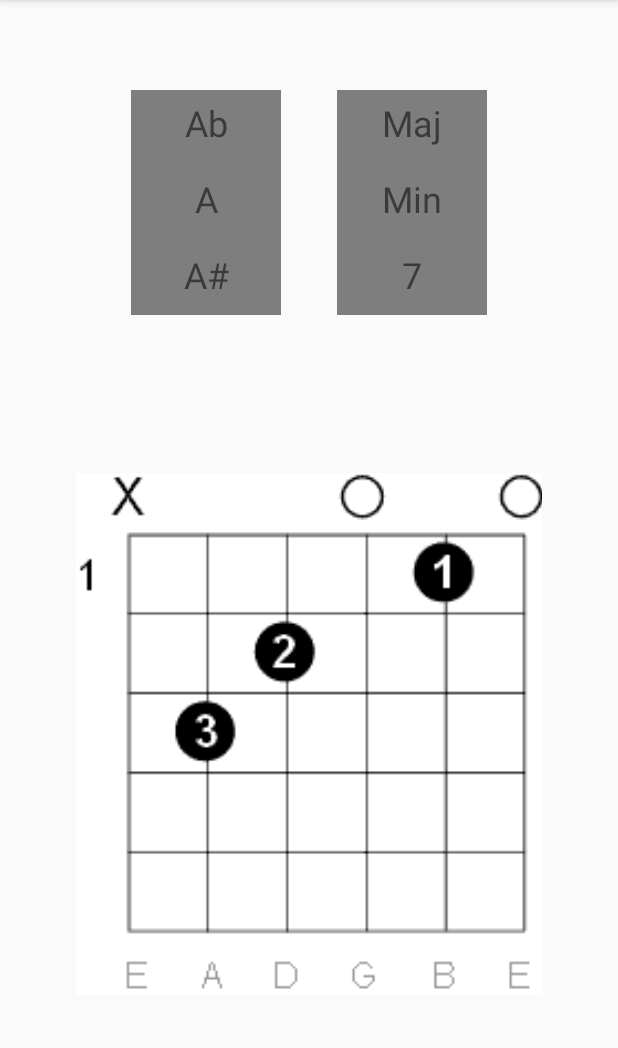
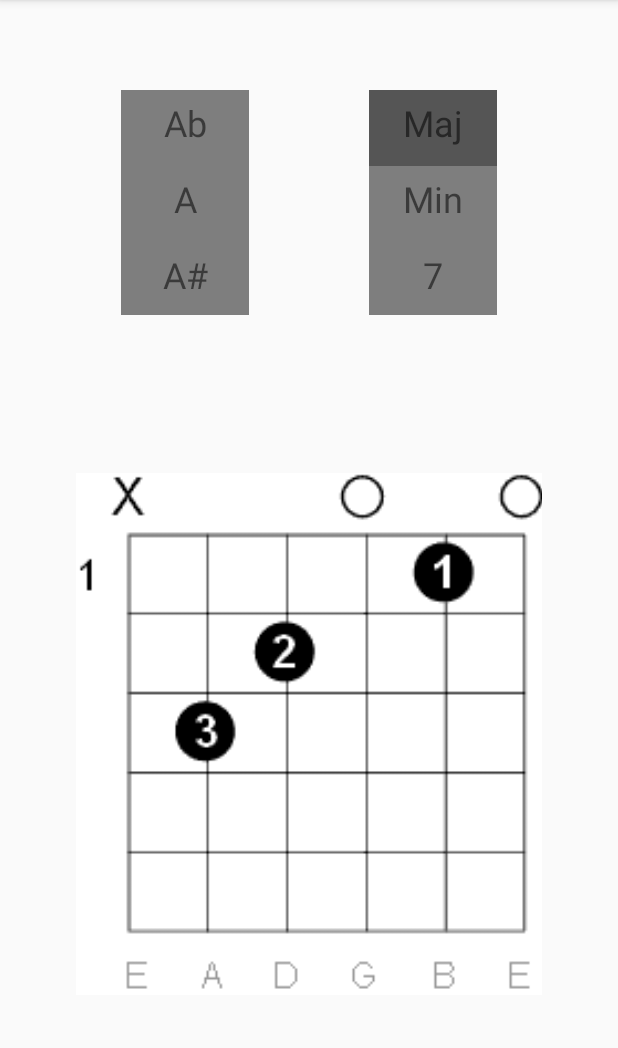
Before and after one commit to Llado22/TimmyTuner, an Android app: the fragment ChordsFragment shown on its own in the app's theme, after a tap on "Maj", on a phone screen of 412 x 824 dp, the part 84-1132 px from its top. Run offline under Robolectric (Android 15) with nearby library versions, the phone set to English and light mode, and no system bars; pictures from the network do not load.

Commit message:
chord fragment completat (detalls fets) --> De moment poques imatges

```diff
--- a/app/src/main/java/tuners/timmy/timmytuner/ChordsFragment.java
+++ b/app/src/main/java/tuners/timmy/timmytuner/ChordsFragment.java
@@ -1,6 +1,7 @@
 package tuners.timmy.timmytuner;
 
 import android.content.Context;
+import android.graphics.Color;
 import android.net.Uri;
 import android.os.Bundle;
 import android.support.annotation.NonNull;
@@ -33,6 +34,8 @@ public class ChordsFragment extends Fragment {
     private String add = "maj";
     private ImageView imageView_chord;
     private String name = "cmaj";
+    private int selectedPosition=-1;
+    private int selectedPosition2=-1;
 
     // new since Glide v4
     @GlideModule
@@ -122,9 +125,11 @@ public class ChordsFragment extends Fragment {
 
     public void OnNoteClick(int position) {
         Chord item = notes.get(position);
-        //Posarlo a negreta o amb un color diferent
         chord = item.getText();
         printImage(chord, add);
+        selectedPosition=position;
+        adapter.notifyDataSetChanged();
+
     }
 
     class ViewHolder extends RecyclerView.ViewHolder {
@@ -147,9 +152,10 @@ public class ChordsFragment extends Fragment {
 
     public void OnVariationClick(int position) {
         Chord item = variations.get(position);
-        //Posarlo a negreta o amb un color diferent
         add = item.getText();
         printImage(chord, add);
+        selectedPosition2=position;
+        adapter2.notifyDataSetChanged();
     }
 
     class ViewHolder2 extends RecyclerView.ViewHolder {
@@ -183,9 +189,14 @@ public class ChordsFragment extends Fragment {
         }
 
         @Override
-        public void onBindViewHolder(@NonNull ViewHolder holder, int position) {
+        public void onBindViewHolder(@NonNull ViewHolder holder, final int position) {
             Chord note = notes.get(position);
             holder.text.setText(note.getText());
+            if (selectedPosition==position){
+                holder.itemView.setBackgroundColor(Color.parseColor("#FF555555"));
+            } else {
+                holder.itemView.setBackgroundColor(Color.parseColor("#FF7E7E7E"));
+            }
         }
 
         @Override
@@ -209,6 +220,11 @@ public class ChordsFragment extends Fragment {
         public void onBindViewHolder(@NonNull ViewHolder2 holder, int position) {
             Chord variation = variations.get(position);
             holder.text.setText(variation.getText());
+            if (selectedPosition2==position){
+                holder.itemView.setBackgroundColor(Color.parseColor("#FF555555"));
+            } else {
+                holder.itemView.setBackgroundColor(Color.parseColor("#FF7E7E7E"));
+            }
         }
 
         @Override
--- a/app/src/main/res/layout/activity_chord_view.xml
+++ b/app/src/main/res/layout/activity_chord_view.xml
@@ -11,7 +11,7 @@
 
     <TextView
         android:id="@+id/text"
-        android:layout_width="100dp"
+        android:layout_width="85dp"
         android:layout_height="40dp"
         android:gravity="center_horizontal"
         android:paddingLeft="20dp"
--- a/app/src/main/res/layout/fragment_chords.xml
+++ b/app/src/main/res/layout/fragment_chords.xml
@@ -13,9 +13,11 @@
         android:id="@+id/recyclerView_note"
         android:layout_width="wrap_content"
         android:layout_height="150dp"
-        android:layout_marginStart="50dp"
-        android:layout_marginLeft="50dp"
+        android:layout_marginStart="40dp"
+        android:layout_marginLeft="40dp"
         android:layout_marginTop="60dp"
+        android:layout_marginEnd="40dp"
+        android:layout_marginRight="40dp"
         android:background="@color/colorPrimary"
         app:layout_constraintEnd_toStartOf="@+id/recyclerView_variation"
         app:layout_constraintHorizontal_bias="0.5"
@@ -27,8 +29,8 @@
         android:layout_width="wrap_content"
         android:layout_height="150dp"
         android:layout_marginTop="60dp"
-        android:layout_marginEnd="50dp"
-        android:layout_marginRight="50dp"
+        android:layout_marginEnd="40dp"
+        android:layout_marginRight="40dp"
         android:background="@color/colorPrimary"
         app:layout_constraintEnd_toEndOf="parent"
         app:layout_constraintHorizontal_bias="0.5"
```
